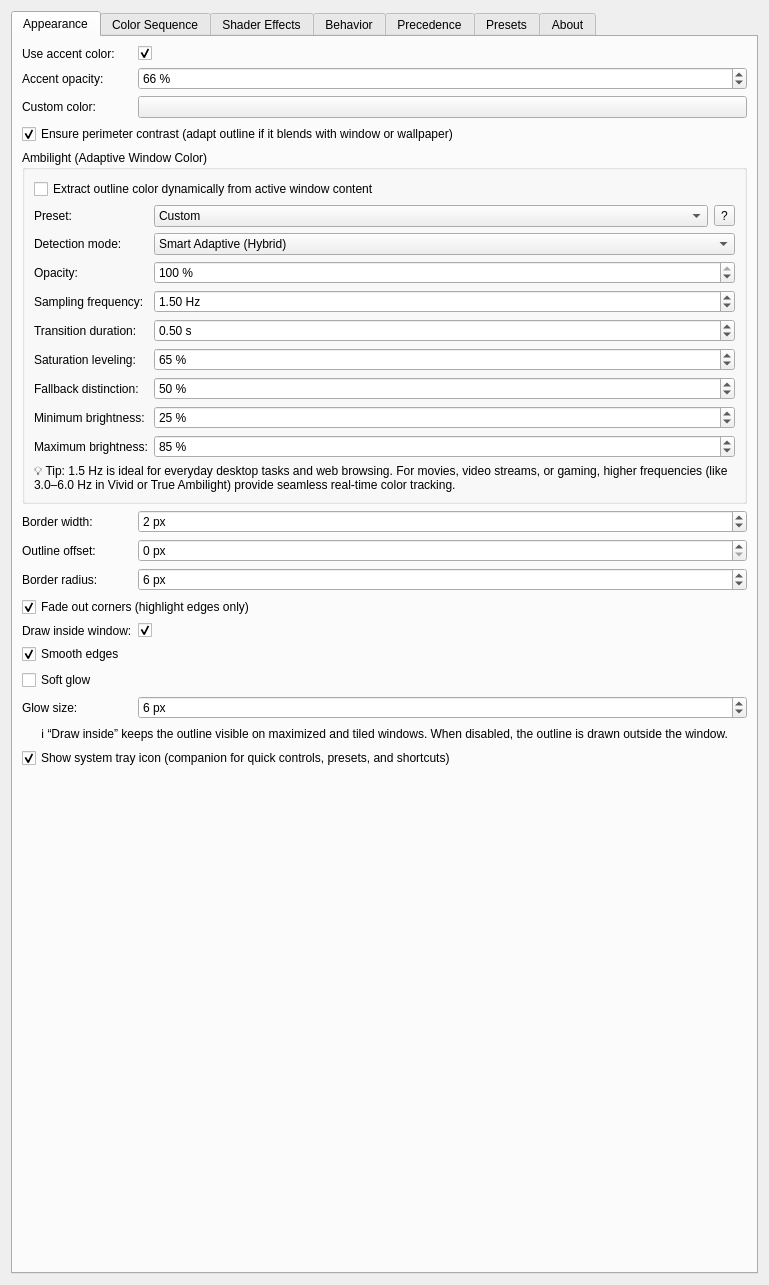
Qt form activewindowoutline_config.ui (gmalinowski/LeapK) before a commit.
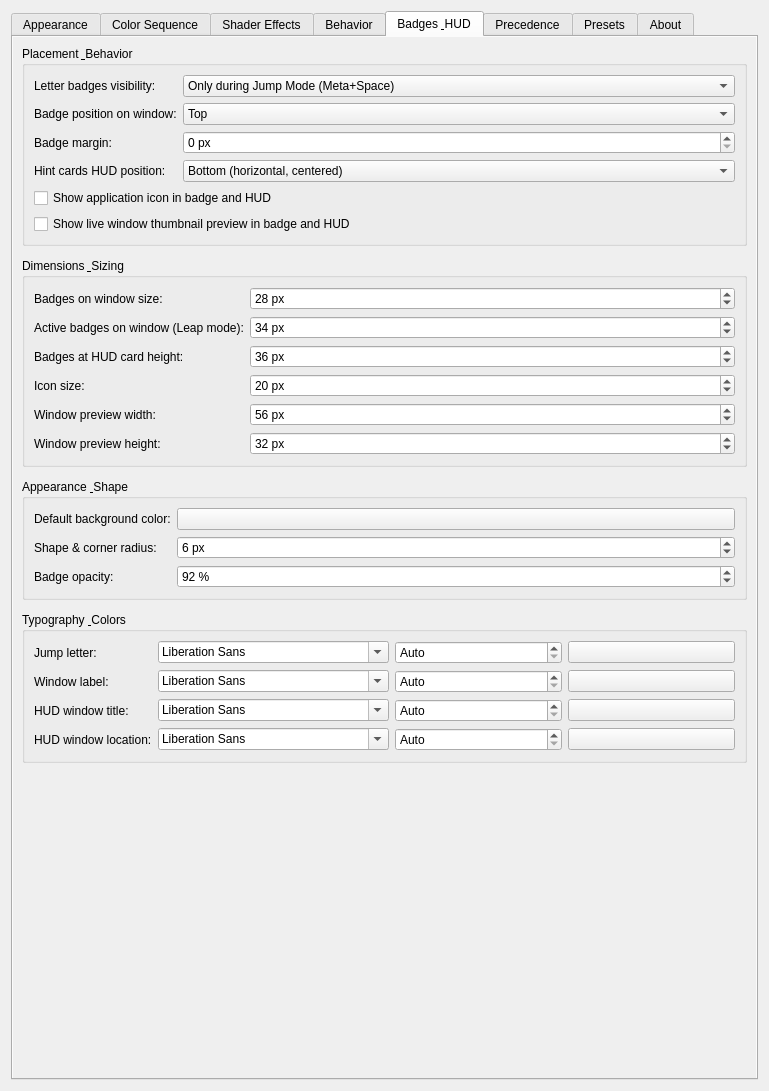
The same form after that commit. The open tabs and pages were chosen to show the change. Icons and pictures are not drawn. Custom widgets are drawn as their Qt base class.

Commit message: feat(badges): add dedicated Badges & HUD tab with independent sizing, styling, and typography

The edit to the form file:
```diff
--- a/activewindowoutline_config.ui
+++ b/activewindowoutline_config.ui
@@ -1587,6 +1587,131 @@
            </widget>
           </item>
           <item row="6" column="0">
+           <widget class="QLabel" name="label_jumpTargets">
+            <property name="text">
+             <string>Jump targets (default: Meta+Space):</string>
+            </property>
+            <property name="toolTip">
+             <string>Scope of windows included when pressing the Jump to Window shortcut (default: Meta+Space).</string>
+            </property>
+           </widget>
+          </item>
+          <item row="6" column="1">
+           <widget class="QComboBox" name="kcfg_JumpTargets">
+            <property name="toolTip">
+             <string>Scope of windows included when pressing the Jump to Window shortcut (default: Meta+Space).</string>
+            </property>
+            <item>
+             <property name="text">
+              <string>Current desktop visible windows + marked windows from all desktops</string>
+             </property>
+            </item>
+            <item>
+             <property name="text">
+              <string>Current desktop all windows (visible &amp; minimized) + marked windows from all desktops</string>
+             </property>
+            </item>
+            <item>
+             <property name="text">
+              <string>All windows across all virtual desktops (visible &amp; minimized)</string>
+             </property>
+            </item>
+            <item>
+             <property name="text">
+              <string>Marked windows only (all desktops)</string>
+             </property>
+            </item>
+           </widget>
+          </item>
+         </layout>
+        </widget>
+       </item>
+
+       <item>
+        <widget class="QGroupBox" name="groupWindowStates">
+         <property name="title">
+          <string>Window State</string>
+         </property>
+         <layout class="QFormLayout" name="formLayoutWindowStates">
+          <item row="0" column="0" colspan="2">
+           <widget class="QCheckBox" name="kcfg_HideOnFullScreen">
+            <property name="text">
+             <string>Hide outline on fullscreen windows</string>
+            </property>
+            <property name="checked">
+             <bool>true</bool>
+            </property>
+           </widget>
+          </item>
+         </layout>
+        </widget>
+       </item>
+
+       <item>
+        <spacer name="verticalSpacerBehavior">
+         <property name="orientation">
+          <enum>Qt::Vertical</enum>
+         </property>
+         <property name="sizeHint" stdset="0">
+          <size>
+           <width>20</width>
+           <height>40</height>
+          </size>
+         </property>
+        </spacer>
+       </item>
+
+      </layout>
+     </widget>
+
+     <!-- TAB 5: Badges & HUD -->
+     <widget class="QWidget" name="tabBadges">
+      <attribute name="title">
+       <string>Badges &amp; HUD</string>
+      </attribute>
+      <layout class="QVBoxLayout" name="verticalLayoutTabBadges">
+       <property name="leftMargin">
+        <number>0</number>
+       </property>
+       <property name="topMargin">
+        <number>0</number>
+       </property>
+       <property name="rightMargin">
+        <number>0</number>
+       </property>
+       <property name="bottomMargin">
+        <number>0</number>
+       </property>
+       <item>
+        <widget class="QScrollArea" name="scrollAreaBadges">
+         <property name="frameShape">
+          <enum>QFrame::NoFrame</enum>
+         </property>
+         <property name="widgetResizable">
+          <bool>true</bool>
+         </property>
+         <widget class="QWidget" name="scrollAreaWidgetContentsBadges">
+          <property name="geometry">
+           <rect>
+            <x>0</x>
+            <y>0</y>
+            <width>500</width>
+            <height>900</height>
+           </rect>
+          </property>
+          <layout class="QVBoxLayout" name="verticalLayoutBadgesContent">
+           <property name="spacing">
+            <number>12</number>
+           </property>
+
+           <!-- Group 1: Placement & Behavior -->
+           <item>
+            <widget class="QGroupBox" name="groupBadgePlacement">
+             <property name="title">
+              <string>Placement &amp; Behavior</string>
+             </property>
+             <layout class="QFormLayout" name="formLayoutBadgePlacement">
+              <item row="0" column="0">
            <widget class="QLabel" name="label_badgeDisplayMode">
             <property name="text">
              <string>Letter badges visibility:</string>
@@ -1596,7 +1721,7 @@
             </property>
            </widget>
           </item>
-          <item row="6" column="1">
+              <item row="0" column="1">
            <widget class="QComboBox" name="kcfg_BadgeDisplayMode">
             <property name="toolTip">
              <string>Controls when letter badges are shown on candidate windows. Active window is always excluded.</string>
@@ -1618,17 +1743,17 @@
             </item>
            </widget>
           </item>
-          <item row="7" column="0">
+              <item row="1" column="0">
            <widget class="QLabel" name="label_badgePosition">
             <property name="text">
-             <string>Badge position:</string>
+                 <string>Badge position on window:</string>
             </property>
             <property name="toolTip">
              <string>Position of the letter badge relative to the window frame.</string>
             </property>
            </widget>
           </item>
-          <item row="7" column="1">
+              <item row="1" column="1">
            <widget class="QComboBox" name="kcfg_BadgePosition">
             <property name="currentIndex">
              <number>1</number>
@@ -1683,53 +1808,18 @@
             </item>
            </widget>
           </item>
-          <item row="8" column="0">
-           <widget class="QLabel" name="label_badgeSize">
-            <property name="text">
-             <string>Badge size:</string>
-            </property>
-            <property name="toolTip">
-             <string>Height and proportional size of the letter badge in pixels (default: 28 px).</string>
-            </property>
-           </widget>
-          </item>
-          <item row="8" column="1">
-           <widget class="QSpinBox" name="kcfg_BadgeSize">
-            <property name="toolTip">
-             <string>Height and proportional size of the letter badge in pixels (default: 28 px).</string>
-            </property>
-            <property name="minimum">
-             <number>16</number>
-            </property>
-            <property name="maximum">
-             <number>64</number>
-            </property>
-            <property name="singleStep">
-             <number>2</number>
-            </property>
-            <property name="value">
-             <number>28</number>
-            </property>
-            <property name="suffix">
-             <string> px</string>
-            </property>
-           </widget>
-          </item>
-          <item row="9" column="0">
+              <item row="2" column="0">
            <widget class="QLabel" name="label_badgeMargin">
             <property name="text">
              <string>Badge margin:</string>
             </property>
             <property name="toolTip">
-             <string>Distance from window edges to the badge in pixels (default: 12 px).</string>
-            </property>
-           </widget>
-          </item>
-          <item row="9" column="1">
-           <widget class="QSpinBox" name="kcfg_BadgeMargin">
-            <property name="toolTip">
              <string>Distance from window edges to the badge in pixels (default: 0 px).</string>
             </property>
+               </widget>
+              </item>
+              <item row="2" column="1">
+               <widget class="QSpinBox" name="kcfg_BadgeMargin">
             <property name="minimum">
              <number>0</number>
             </property>
@@ -1747,44 +1837,7 @@
             </property>
            </widget>
           </item>
-          <item row="10" column="0">
-           <widget class="QLabel" name="label_jumpTargets">
-            <property name="text">
-             <string>Jump targets (default: Meta+Space):</string>
-            </property>
-            <property name="toolTip">
-             <string>Scope of windows included when pressing the Jump to Window shortcut (default: Meta+Space).</string>
-            </property>
-           </widget>
-          </item>
-          <item row="10" column="1">
-           <widget class="QComboBox" name="kcfg_JumpTargets">
-            <property name="toolTip">
-             <string>Scope of windows included when pressing the Jump to Window shortcut (default: Meta+Space).</string>
-            </property>
-            <item>
-             <property name="text">
-              <string>Current desktop visible windows + marked windows from all desktops</string>
-             </property>
-            </item>
-            <item>
-             <property name="text">
-              <string>Current desktop all windows (visible &amp; minimized) + marked windows from all desktops</string>
-             </property>
-            </item>
-            <item>
-             <property name="text">
-              <string>All windows across all virtual desktops (visible &amp; minimized)</string>
-             </property>
-            </item>
-            <item>
-             <property name="text">
-              <string>Marked windows only (all desktops)</string>
-             </property>
-            </item>
-           </widget>
-          </item>
-          <item row="11" column="0">
+              <item row="3" column="0">
            <widget class="QLabel" name="label_badgeHudPosition">
             <property name="text">
              <string>Hint cards HUD position:</string>
@@ -1794,7 +1847,7 @@
             </property>
            </widget>
           </item>
-          <item row="11" column="1">
+              <item row="3" column="1">
            <widget class="QComboBox" name="kcfg_BadgeHudPosition">
             <property name="currentIndex">
              <number>0</number>
@@ -1824,10 +1877,10 @@
             </item>
            </widget>
           </item>
-          <item row="12" column="0" colspan="2">
+              <item row="4" column="0" colspan="2">
            <widget class="QCheckBox" name="kcfg_BadgeShowIcon">
             <property name="text">
-             <string>Show application icon in badge</string>
+                 <string>Show application icon in badge and HUD</string>
             </property>
             <property name="checked">
              <bool>false</bool>
@@ -1837,10 +1890,10 @@
             </property>
            </widget>
           </item>
-          <item row="13" column="0" colspan="2">
+              <item row="5" column="0" colspan="2">
            <widget class="QCheckBox" name="kcfg_BadgeShowThumbnail">
             <property name="text">
-             <string>Show live window thumbnail preview in badge</string>
+                 <string>Show live window thumbnail preview in badge and HUD</string>
             </property>
             <property name="checked">
              <bool>false</bool>
@@ -1854,28 +1907,487 @@
         </widget>
        </item>
 
+           <!-- Group 2: Dimensions & Sizing -->
        <item>
-        <widget class="QGroupBox" name="groupWindowStates">
+            <widget class="QGroupBox" name="groupBadgeSizes">
          <property name="title">
-          <string>Window State</string>
-         </property>
-         <layout class="QFormLayout" name="formLayoutWindowStates">
-          <item row="0" column="0" colspan="2">
-           <widget class="QCheckBox" name="kcfg_HideOnFullScreen">
+              <string>Dimensions &amp; Sizing</string>
+             </property>
+             <layout class="QFormLayout" name="formLayoutBadgeSizes">
+              <item row="0" column="0">
+               <widget class="QLabel" name="label_badgeSize">
             <property name="text">
-             <string>Hide outline on fullscreen windows</string>
-            </property>
-            <property name="checked">
+                 <string>Badges on window size:</string>
+                </property>
+                <property name="toolTip">
+                 <string>Height and size of badges on background windows in pixels (default: 28 px).</string>
+                </property>
+               </widget>
+              </item>
+              <item row="0" column="1">
+               <widget class="QSpinBox" name="kcfg_BadgeSize">
+                <property name="minimum">
+                 <number>16</number>
+                </property>
+                <property name="maximum">
+                 <number>64</number>
+                </property>
+                <property name="singleStep">
+                 <number>2</number>
+                </property>
+                <property name="value">
+                 <number>28</number>
+                </property>
+                <property name="suffix">
+                 <string> px</string>
+                </property>
+               </widget>
+              </item>
+              <item row="1" column="0">
+               <widget class="QLabel" name="label_badgeJumpSize">
+                <property name="text">
+                 <string>Active badges on window (Leap mode):</string>
+                </property>
+                <property name="toolTip">
+                 <string>Height and size of active badges when in Leap jump mode (default: 34 px).</string>
+                </property>
+               </widget>
+              </item>
+              <item row="1" column="1">
+               <widget class="QSpinBox" name="kcfg_BadgeJumpSize">
+                <property name="minimum">
+                 <number>16</number>
+                </property>
+                <property name="maximum">
+                 <number>96</number>
+                </property>
+                <property name="singleStep">
+                 <number>2</number>
+                </property>
+                <property name="value">
+                 <number>34</number>
+                </property>
+                <property name="suffix">
+                 <string> px</string>
+                </property>
+               </widget>
+              </item>
+              <item row="2" column="0">
+               <widget class="QLabel" name="label_badgeHudSize">
+                <property name="text">
+                 <string>Badges at HUD card height:</string>
+                </property>
+                <property name="toolTip">
+                 <string>Height and proportional size of hint cards at the screen edge HUD (default: 36 px).</string>
+                </property>
+               </widget>
+              </item>
+              <item row="2" column="1">
+               <widget class="QSpinBox" name="kcfg_BadgeHudSize">
+                <property name="minimum">
+                 <number>24</number>
+                </property>
+                <property name="maximum">
+                 <number>96</number>
+                </property>
+                <property name="singleStep">
+                 <number>2</number>
+                </property>
+                <property name="value">
+                 <number>36</number>
+                </property>
+                <property name="suffix">
+                 <string> px</string>
+                </property>
+               </widget>
+              </item>
+              <item row="3" column="0">
+               <widget class="QLabel" name="label_badgeIconSize">
+                <property name="text">
+                 <string>Icon size:</string>
+                </property>
+                <property name="toolTip">
+                 <string>Size of the application icon inside badges and HUD cards in pixels (default: 20 px).</string>
+                </property>
+               </widget>
+              </item>
+              <item row="3" column="1">
+               <widget class="QSpinBox" name="kcfg_BadgeIconSize">
+                <property name="minimum">
+                 <number>12</number>
+                </property>
+                <property name="maximum">
+                 <number>64</number>
+                </property>
+                <property name="singleStep">
+                 <number>2</number>
+                </property>
+                <property name="value">
+                 <number>20</number>
+                </property>
+                <property name="suffix">
+                 <string> px</string>
+                </property>
+               </widget>
+              </item>
+              <item row="4" column="0">
+               <widget class="QLabel" name="label_badgeThumbnailWidth">
+                <property name="text">
+                 <string>Window preview width:</string>
+                </property>
+                <property name="toolTip">
+                 <string>Width of the window preview thumbnail in pixels (default: 56 px).</string>
+                </property>
+               </widget>
+              </item>
+              <item row="4" column="1">
+               <widget class="QSpinBox" name="kcfg_BadgeThumbnailWidth">
+                <property name="minimum">
+                 <number>24</number>
+                </property>
+                <property name="maximum">
+                 <number>200</number>
+                </property>
+                <property name="singleStep">
+                 <number>4</number>
+                </property>
+                <property name="value">
+                 <number>56</number>
+                </property>
+                <property name="suffix">
+                 <string> px</string>
+                </property>
+               </widget>
+              </item>
+              <item row="5" column="0">
+               <widget class="QLabel" name="label_badgeThumbnailHeight">
+                <property name="text">
+                 <string>Window preview height:</string>
+                </property>
+                <property name="toolTip">
+                 <string>Height of the window preview thumbnail in pixels (default: 32 px).</string>
+                </property>
+               </widget>
+              </item>
+              <item row="5" column="1">
+               <widget class="QSpinBox" name="kcfg_BadgeThumbnailHeight">
+                <property name="minimum">
+                 <number>16</number>
+                </property>
+                <property name="maximum">
+                 <number>120</number>
+                </property>
+                <property name="singleStep">
+                 <number>2</number>
+                </property>
+                <property name="value">
+                 <number>32</number>
+                </property>
+                <property name="suffix">
+                 <string> px</string>
+                </property>
+               </widget>
+              </item>
+             </layout>
+            </widget>
+           </item>
+
+           <!-- Group 3: Appearance & Shape -->
+           <item>
+            <widget class="QGroupBox" name="groupBadgeAppearance">
+             <property name="title">
+              <string>Appearance &amp; Shape</string>
+             </property>
+             <layout class="QFormLayout" name="formLayoutBadgeAppearance">
+              <item row="0" column="0">
+               <widget class="QLabel" name="label_badgeDefaultColor">
+                <property name="text">
+                 <string>Default background color:</string>
+                </property>
+                <property name="toolTip">
+                 <string>Background color for unmarked window badges and default HUD cards (default: #232629).</string>
+                </property>
+               </widget>
+              </item>
+              <item row="0" column="1">
+               <widget class="KColorButton" name="kcfg_BadgeDefaultColor">
+                <property name="alphaChannelEnabled">
              <bool>true</bool>
             </property>
            </widget>
           </item>
+              <item row="1" column="0">
+               <widget class="QLabel" name="label_badgeCornerRadius">
+                <property name="text">
+                 <string>Shape &amp; corner radius:</string>
+                </property>
+                <property name="toolTip">
+                 <string>Corner radius of badges and cards in pixels (0 px = sharp rectangle, default: 6 px).</string>
+                </property>
+               </widget>
+              </item>
+              <item row="1" column="1">
+               <widget class="QSpinBox" name="kcfg_BadgeCornerRadius">
+                <property name="minimum">
+                 <number>0</number>
+                </property>
+                <property name="maximum">
+                 <number>32</number>
+                </property>
+                <property name="value">
+                 <number>6</number>
+                </property>
+                <property name="suffix">
+                 <string> px</string>
+                </property>
+               </widget>
+              </item>
+              <item row="2" column="0">
+               <widget class="QLabel" name="label_badgeOpacity">
+                <property name="text">
+                 <string>Badge opacity:</string>
+                </property>
+                <property name="toolTip">
+                 <string>Opacity percentage of badges and HUD cards (default: 92%).</string>
+                </property>
+               </widget>
+              </item>
+              <item row="2" column="1">
+               <widget class="QSpinBox" name="kcfg_BadgeOpacity">
+                <property name="minimum">
+                 <number>10</number>
+                </property>
+                <property name="maximum">
+                 <number>100</number>
+                </property>
+                <property name="value">
+                 <number>92</number>
+                </property>
+                <property name="suffix">
+                 <string> %</string>
+                </property>
+               </widget>
+              </item>
          </layout>
         </widget>
        </item>
 
+           <!-- Group 4: Typography & Colors -->
        <item>
-        <spacer name="verticalSpacerBehavior">
+            <widget class="QGroupBox" name="groupBadgeTypography">
+             <property name="title">
+              <string>Typography &amp; Colors</string>
+             </property>
+             <layout class="QFormLayout" name="formLayoutBadgeTypography">
+              <item row="0" column="0">
+               <widget class="QLabel" name="label_badgeLetterTypography">
+                <property name="text">
+                 <string>Jump letter:</string>
+                </property>
+                <property name="toolTip">
+                 <string>Font family, size (0 = Auto), and color for jump letters.</string>
+                </property>
+               </widget>
+              </item>
+              <item row="0" column="1">
+               <layout class="QHBoxLayout" name="layoutBadgeLetterTypography">
+                <item>
+                 <widget class="QFontComboBox" name="combo_BadgeLetterFont">
+                  <property name="toolTip">
+                   <string>Font family for jump letters.</string>
+                  </property>
+                 </widget>
+                </item>
+                <item>
+                 <widget class="QSpinBox" name="kcfg_BadgeLetterFontSize">
+                  <property name="toolTip">
+                   <string>Font size in pixels (0 = Auto proportional to badge size).</string>
+                  </property>
+                  <property name="minimum">
+                   <number>0</number>
+                  </property>
+                  <property name="maximum">
+                   <number>48</number>
+                  </property>
+                  <property name="specialValueText">
+                   <string>Auto</string>
+                  </property>
+                  <property name="suffix">
+                   <string> px</string>
+                  </property>
+                 </widget>
+                </item>
+                <item>
+                 <widget class="KColorButton" name="kcfg_BadgeLetterColor">
+                  <property name="alphaChannelEnabled">
+                   <bool>true</bool>
+                  </property>
+                  <property name="toolTip">
+                   <string>Text color for jump letters.</string>
+                  </property>
+                 </widget>
+                </item>
+               </layout>
+              </item>
+
+              <item row="1" column="0">
+               <widget class="QLabel" name="label_badgeLabelTypography">
+                <property name="text">
+                 <string>Window label:</string>
+                </property>
+                <property name="toolTip">
+                 <string>Font family, size (0 = Auto), and color for custom labels when window is unmarked.</string>
+                </property>
+               </widget>
+              </item>
+              <item row="1" column="1">
+               <layout class="QHBoxLayout" name="layoutBadgeLabelTypography">
+                <item>
+                 <widget class="QFontComboBox" name="combo_BadgeLabelFont">
+                  <property name="toolTip">
+                   <string>Font family for custom window labels.</string>
+                  </property>
+                 </widget>
+                </item>
+                <item>
+                 <widget class="QSpinBox" name="kcfg_BadgeLabelFontSize">
+                  <property name="toolTip">
+                   <string>Font size in pixels (0 = Auto proportional to badge size).</string>
+                  </property>
+                  <property name="minimum">
+                   <number>0</number>
+                  </property>
+                  <property name="maximum">
+                   <number>48</number>
+                  </property>
+                  <property name="specialValueText">
+                   <string>Auto</string>
+                  </property>
+                  <property name="suffix">
+                   <string> px</string>
+                  </property>
+                 </widget>
+                </item>
+                <item>
+                 <widget class="KColorButton" name="kcfg_BadgeLabelUnmarkedColor">
+                  <property name="alphaChannelEnabled">
+                   <bool>true</bool>
+                  </property>
+                  <property name="toolTip">
+                   <string>Color for label when window is unmarked.</string>
+                  </property>
+                 </widget>
+                </item>
+               </layout>
+              </item>
+
+              <item row="2" column="0">
+               <widget class="QLabel" name="label_badgeCaptionTypography">
+                <property name="text">
+                 <string>HUD window title:</string>
+                </property>
+                <property name="toolTip">
+                 <string>Font family, size (0 = Auto), and color for window caption titles in HUD cards.</string>
+                </property>
+               </widget>
+              </item>
+              <item row="2" column="1">
+               <layout class="QHBoxLayout" name="layoutBadgeCaptionTypography">
+                <item>
+                 <widget class="QFontComboBox" name="combo_BadgeCaptionFont">
+                  <property name="toolTip">
+                   <string>Font family for HUD window title.</string>
+                  </property>
+                 </widget>
+                </item>
+                <item>
+                 <widget class="QSpinBox" name="kcfg_BadgeCaptionFontSize">
+                  <property name="toolTip">
+                   <string>Font size in pixels (0 = Auto proportional to HUD size).</string>
+                  </property>
+                  <property name="minimum">
+                   <number>0</number>
+                  </property>
+                  <property name="maximum">
+                   <number>48</number>
+                  </property>
+                  <property name="specialValueText">
+                   <string>Auto</string>
+                  </property>
+                  <property name="suffix">
+                   <string> px</string>
+                  </property>
+                 </widget>
+                </item>
+                <item>
+                 <widget class="KColorButton" name="kcfg_BadgeCaptionColor">
+                  <property name="alphaChannelEnabled">
+                   <bool>true</bool>
+                  </property>
+                  <property name="toolTip">
+                   <string>Text color for window title in HUD cards.</string>
+                  </property>
+                 </widget>
+                </item>
+               </layout>
+              </item>
+
+              <item row="3" column="0">
+               <widget class="QLabel" name="label_badgeLocationTypography">
+                <property name="text">
+                 <string>HUD window location:</string>
+                </property>
+                <property name="toolTip">
+                 <string>Font family, size (0 = Auto), and color for desktop/state location in HUD cards.</string>
+                </property>
+               </widget>
+              </item>
+              <item row="3" column="1">
+               <layout class="QHBoxLayout" name="layoutBadgeLocationTypography">
+                <item>
+                 <widget class="QFontComboBox" name="combo_BadgeLocationFont">
+                  <property name="toolTip">
+                   <string>Font family for HUD window location / status.</string>
+                  </property>
+                 </widget>
+                </item>
+                <item>
+                 <widget class="QSpinBox" name="kcfg_BadgeLocationFontSize">
+                  <property name="toolTip">
+                   <string>Font size in pixels (0 = Auto proportional to HUD size).</string>
+                  </property>
+                  <property name="minimum">
+                   <number>0</number>
+                  </property>
+                  <property name="maximum">
+                   <number>48</number>
+                  </property>
+                  <property name="specialValueText">
+                   <string>Auto</string>
+                  </property>
+                  <property name="suffix">
+                   <string> px</string>
+                  </property>
+                 </widget>
+                </item>
+                <item>
+                 <widget class="KColorButton" name="kcfg_BadgeLocationColor">
+                  <property name="alphaChannelEnabled">
+                   <bool>true</bool>
+                  </property>
+                  <property name="toolTip">
+                   <string>Text color for desktop / state location in HUD cards.</string>
+                  </property>
+                 </widget>
+                </item>
+               </layout>
+              </item>
+             </layout>
+            </widget>
+           </item>
+
+           <item>
+            <spacer name="verticalSpacerBadges">
          <property name="orientation">
           <enum>Qt::Vertical</enum>
          </property>
@@ -1888,6 +2400,10 @@
         </spacer>
        </item>
 
+          </layout>
+         </widget>
+        </widget>
+       </item>
       </layout>
      </widget>
 
```
Lines whose indentation alone changed are shown as unchanged. The commit also changes 13 other files.
